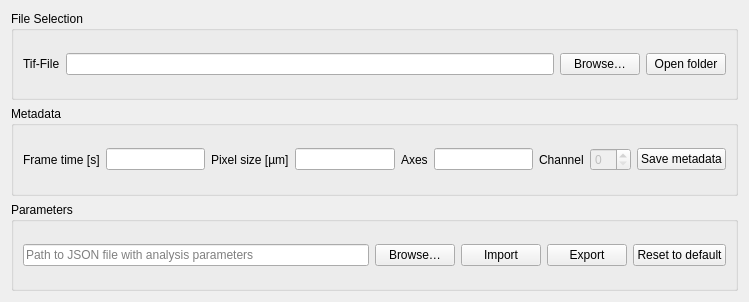
Above: sarcasm_app/ui-files/file_selection.ui from danihae/SarcAsM before the change. Below: the same form after it.
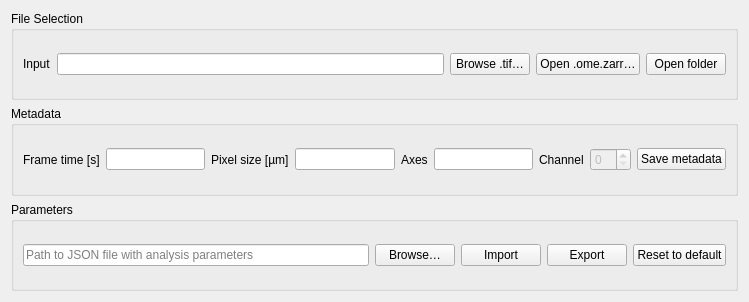
That is the form after the change.

The edit to the form file:
```diff
--- a/sarcasm_app/ui-files/file_selection.ui
+++ b/sarcasm_app/ui-files/file_selection.ui
@@ -23,7 +23,7 @@
       <item>
        <widget class="QLabel" name="label">
         <property name="text">
-         <string>Tif-File</string>
+         <string>Input</string>
         </property>
        </widget>
       </item>
@@ -33,7 +33,17 @@
       <item>
        <widget class="QPushButton" name="btn_search">
         <property name="text">
-         <string>Browse…</string>
+         <string>Browse .tif…</string>
+        </property>
+       </widget>
+      </item>
+      <item>
+       <widget class="QPushButton" name="btn_open_zarr">
+        <property name="toolTip">
+         <string>Open an already-analyzed .ome.zarr store (select the .ome.zarr folder).</string>
+        </property>
+        <property name="text">
+         <string>Open .ome.zarr…</string>
         </property>
        </widget>
       </item>
```
Left out of the diff: 12 changed lines with no effect on the pictures.
